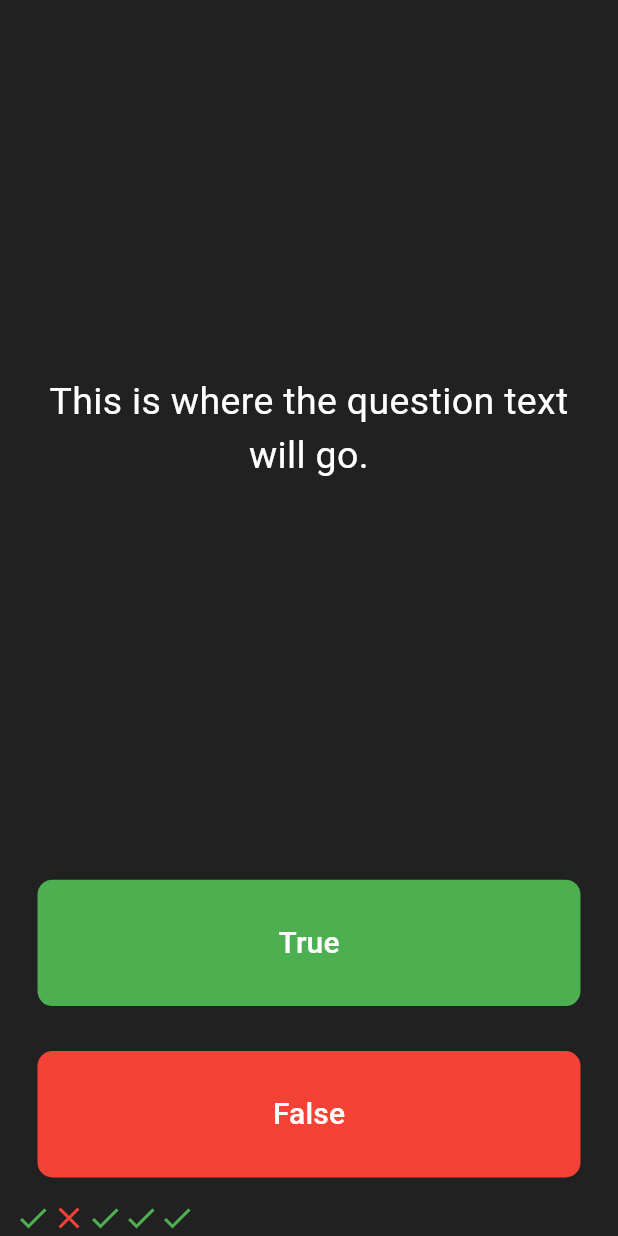
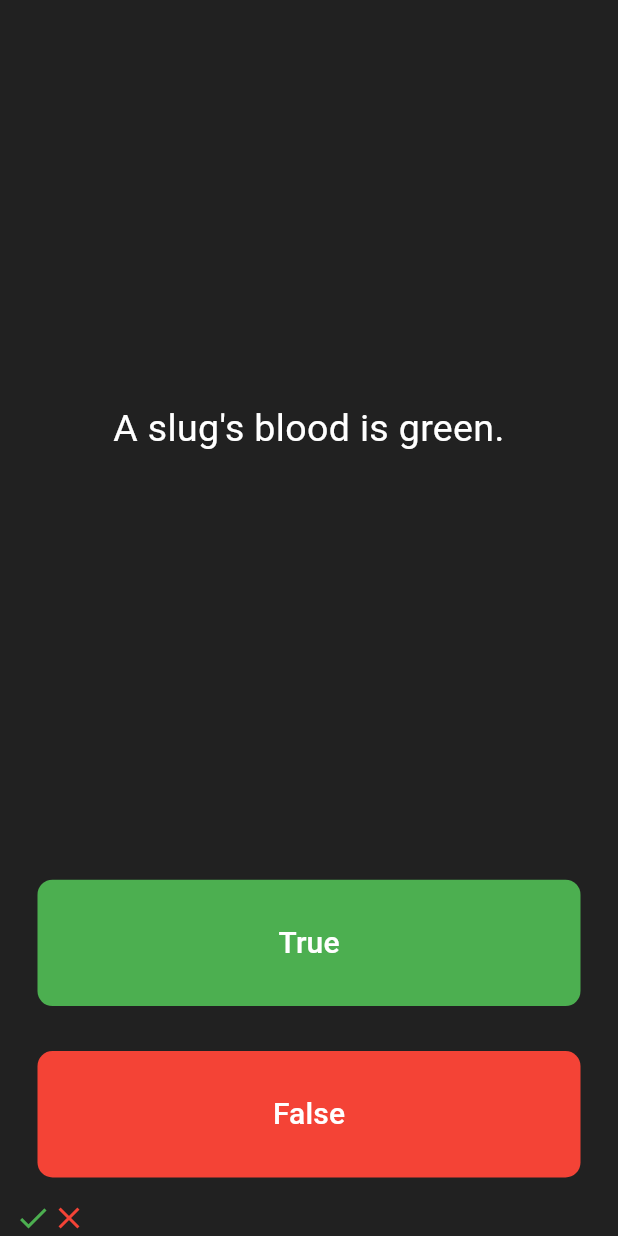
Before and after one commit to tnt-exe/quizlord, a Flutter app: the screen it shows after launch, after a tap on "True", after a tap on "False", on a phone screen of 412 x 824 dp. Run offline on Flutter 3.47's test engine with Material 3 defaults, Android fonts, the light colour scheme and no system bars.

Commit message:
question sample and progress track

```diff
--- a/lib/quiz_page.dart
+++ b/lib/quiz_page.dart
@@ -8,24 +8,15 @@
 }
 
 class _QuizPageState extends State<QuizPage> {
-  List<Icon> scoreKeeper = [
-    Icon(
-      Icons.check,
-      color: Colors.green,
-    ),
-    Icon(
-      Icons.close,
-      color: Colors.red,
-    ),
-    Icon(
-      Icons.check,
-      color: Colors.green,
-    ),
-    Icon(
-      Icons.check,
-      color: Colors.green,
-    ),
+  List<Icon> scoreKeeper = [];
+
+  List<String> questions = [
+    "You can lead a cow down stairs but not up stairs.",
+    "Approximately one quarter of human bones are in the feet.",
+    "A slug's blood is green.",
   ];
+
+  int questionProgress = 0;
 
   @override
   Widget build(BuildContext context) {
@@ -33,13 +24,13 @@
       mainAxisAlignment: MainAxisAlignment.spaceBetween,
       crossAxisAlignment: CrossAxisAlignment.stretch,
       children: [
-        const Expanded(
+        Expanded(
           flex: 5,
           child: Padding(
             padding: EdgeInsets.all(10.0),
             child: Center(
               child: Text(
-                'This is where the question text will go.',
+                questions[questionProgress],
                 textAlign: TextAlign.center,
                 style: TextStyle(
                   fontSize: 25.0,
@@ -61,6 +52,7 @@
                       color: Colors.green,
                     ),
                   );
+                  questionProgress++;
                 });
               },
               style: TextButton.styleFrom(
@@ -83,7 +75,17 @@
           child: Padding(
             padding: const EdgeInsets.all(15.0),
             child: TextButton(
-              onPressed: () {},
+              onPressed: () {
+                setState(() {
+                  scoreKeeper.add(
+                    Icon(
+                      Icons.close,
+                      color: Colors.red,
+                    ),
+                  );
+                  questionProgress++;
+                });
+              },
               style: TextButton.styleFrom(
                 backgroundColor: Colors.red,
                 shape: RoundedRectangleBorder(
```
